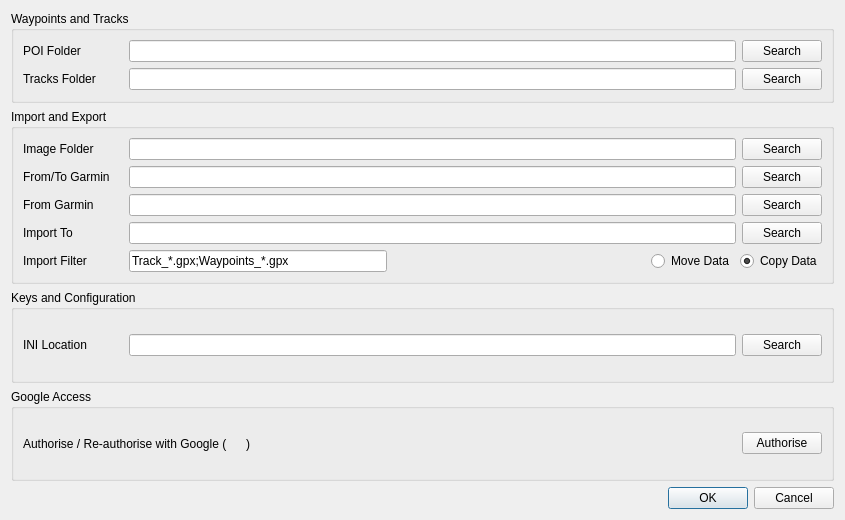
Qt form src/configuration.ui (trumpton/POI) before a commit.
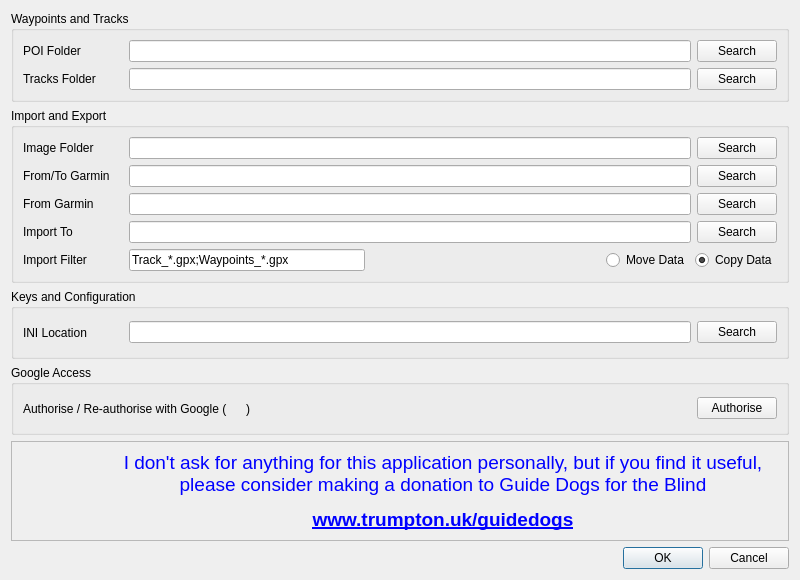
The same form after that commit. Icons and pictures are not drawn.

Commit message: Updated window icons

What changed in the file:
```diff
--- a/src/configuration.ui
+++ b/src/configuration.ui
@@ -6,8 +6,8 @@
    <rect>
     <x>0</x>
     <y>0</y>
-    <width>845</width>
-    <height>520</height>
+    <width>800</width>
+    <height>580</height>
    </rect>
   </property>
   <property name="sizePolicy">
@@ -18,14 +18,14 @@
   </property>
   <property name="minimumSize">
    <size>
-    <width>0</width>
-    <height>520</height>
+    <width>800</width>
+    <height>580</height>
    </size>
   </property>
   <property name="maximumSize">
    <size>
     <width>16777215</width>
-    <height>520</height>
+    <height>580</height>
    </size>
   </property>
   <property name="windowTitle">
@@ -431,6 +431,103 @@
      </layout>
     </widget>
    </item>
+   <item>
+    <widget class="QFrame" name="frame">
+     <property name="palette">
+      <palette>
+       <active/>
+       <inactive/>
+       <disabled/>
+      </palette>
+     </property>
+     <property name="frameShape">
+      <enum>QFrame::StyledPanel</enum>
+     </property>
+     <property name="frameShadow">
+      <enum>QFrame::Raised</enum>
+     </property>
+     <layout class="QHBoxLayout" name="horizontalLayout_11">
+      <item>
+       <widget class="QLabel" name="label_10">
+        <property name="minimumSize">
+         <size>
+          <width>80</width>
+          <height>80</height>
+         </size>
+        </property>
+        <property name="maximumSize">
+         <size>
+          <width>80</width>
+          <height>80</height>
+         </size>
+        </property>
+        <property name="palette">
+         <palette>
+          <active>
+           <colorrole role="Base">
+            <brush brushstyle="SolidPattern">
+             <color alpha="255">
+              <red>0</red>
+              <green>0</green>
+              <blue>255</blue>
+             </color>
+            </brush>
+           </colorrole>
+          </active>
+          <inactive>
+           <colorrole role="Base">
+            <brush brushstyle="SolidPattern">
+             <color alpha="255">
+              <red>255</red>
+              <green>255</green>
+              <blue>255</blue>
+             </color>
+            </brush>
+           </colorrole>
+          </inactive>
+          <disabled>
+           <colorrole role="Base">
+            <brush brushstyle="SolidPattern">
+             <color alpha="255">
+              <red>252</red>
+              <green>252</green>
+              <blue>252</blue>
+             </color>
+            </brush>
+           </colorrole>
+          </disabled>
+         </palette>
+        </property>
+        <property name="text">
+         <string/>
+        </property>
+        <property name="pixmap">
+         <pixmap resource="icons.qrc">:/icons/pad.png</pixmap>
+        </property>
+        <property name="scaledContents">
+         <bool>true</bool>
+        </property>
+       </widget>
+      </item>
+      <item>
+       <widget class="QLabel" name="label_12">
+        <property name="text">
+         <string>&lt;html&gt;&lt;head/&gt;&lt;body&gt;&lt;p align=&quot;center&quot;&gt;&lt;span style=&quot; font-size:14pt; color:#0000ff;&quot;&gt;I don't ask for anything for this application personally, but if you find it useful, please consider making a donation to Guide Dogs for the Blind&lt;/span&gt;&lt;/p&gt;&lt;p align=&quot;center&quot;&gt;&lt;a href=&quot;http://www.trumpton.uk/guidedogs&quot;&gt;&lt;span style=&quot; font-size:14pt; font-weight:700; text-decoration: underline; color:#0000ff;&quot;&gt;www.trumpton.uk/guidedogs&lt;/span&gt;&lt;/a&gt;&lt;/p&gt;&lt;/body&gt;&lt;/html&gt;</string>
+        </property>
+        <property name="wordWrap">
+         <bool>true</bool>
+        </property>
+        <property name="openExternalLinks">
+         <bool>true</bool>
+        </property>
+        <property name="textInteractionFlags">
+         <set>Qt::LinksAccessibleByKeyboard|Qt::LinksAccessibleByMouse</set>
+        </property>
+       </widget>
+      </item>
+     </layout>
+    </widget>
+   </item>
    <item>
     <widget class="QDialogButtonBox" name="buttonBox">
      <property name="orientation">
```
Left out of the diff: 10 changed lines with no effect on the pictures. The commit also changes 6 other files.
